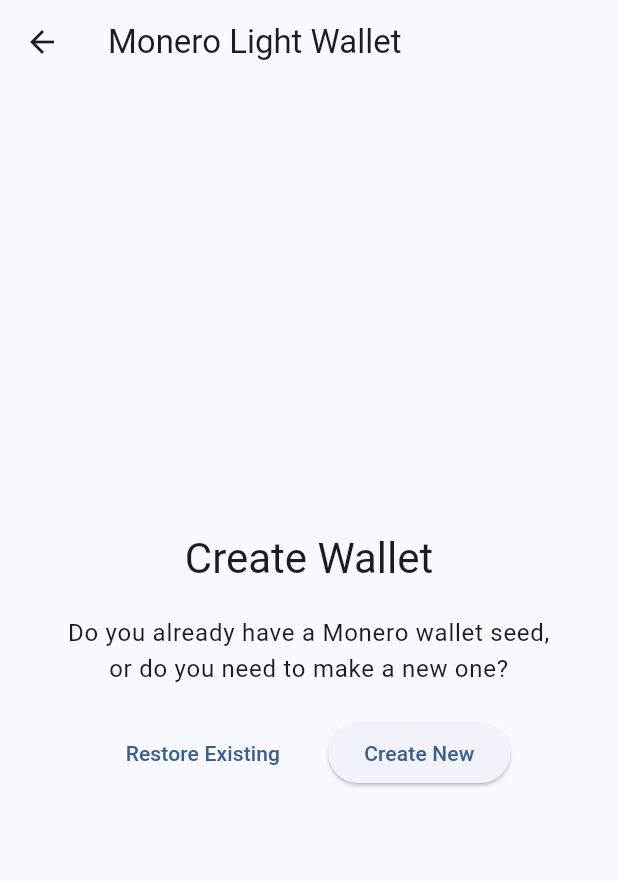
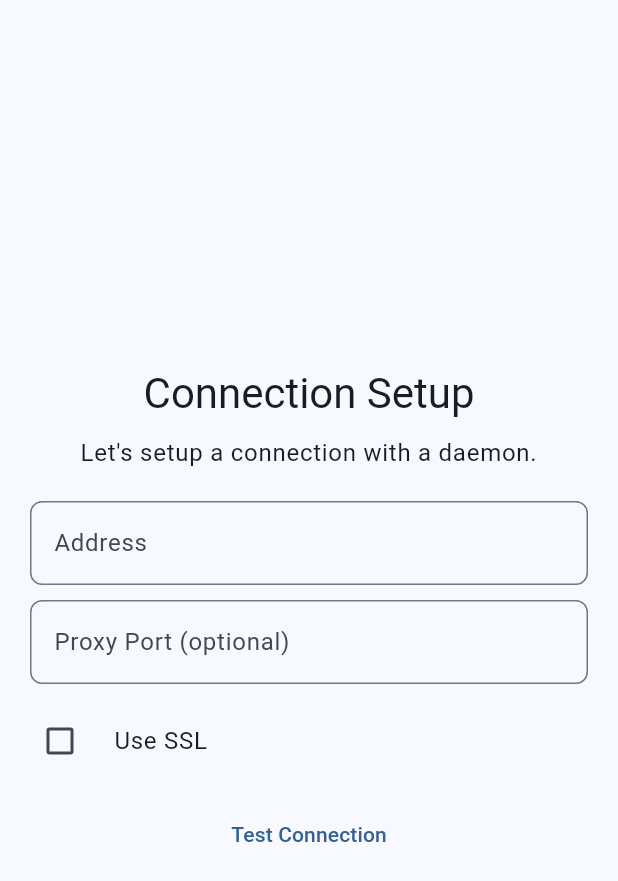
Before and after one commit to MAGICGrants/skylight-wallet, a Flutter app: the screen it shows after launch, after a tap on "Get Started", on a phone screen of 412 x 824 dp. Shown: the top 881 px of the screen. Run offline on Flutter 3.47's test engine with Material 3 defaults, Android fonts, the phone set to English and light mode, and no system bars; our stand-ins replace qr_flutter, share_plus, shared_preferences; missing offline and left inert: dart_date, monero; network calls fail.

Commit message:
Allow setting up connection with daemon and proxy

```diff
--- a/lib/main.dart
+++ b/lib/main.dart
@@ -1,5 +1,6 @@
 import 'package:flutter/material.dart';
 import 'package:monero_light_wallet/models/wallet_model.dart';
+import 'package:monero_light_wallet/screens/connection_details.dart';
 import 'package:monero_light_wallet/screens/receive.dart';
 import 'package:monero_light_wallet/screens/send.dart';
 import 'package:monero_light_wallet/screens/tx_details.dart';
@@ -33,6 +34,7 @@ class MyApp extends StatelessWidget {
       initialRoute: '/welcome',
       routes: {
         '/welcome': (context) => WelcomeScreen(),
+        '/connection_details': (context) => ConnectionDetailsScreen(),
         '/create_wallet': (context) => CreateWalletScreen(),
         '/restore_warning': (context) => RestoreWarningScreen(),
         '/restore_wallet': (context) => RestoreWalletScreen(),
--- a/lib/models/wallet_model.dart
+++ b/lib/models/wallet_model.dart
@@ -5,6 +5,7 @@ import 'package:flutter/foundation.dart';
 import 'package:monero_light_wallet/util/formatting.dart';
 import 'package:monero_light_wallet/util/wallet.dart';
 import 'package:monero/monero.dart' as monero;
+import 'package:shared_preferences/shared_preferences.dart';
 
 String generateHexString(int length) {
   final Random random = Random.secure();
@@ -50,6 +51,18 @@ class TxRecipient {
   TxRecipient(this.address, this.amount);
 }
 
+class DaemonConnectionDetails {
+  final String address;
+  final String proxyPort;
+  final bool useSsl;
+
+  DaemonConnectionDetails({
+    required this.address,
+    required this.proxyPort,
+    required this.useSsl,
+  });
+}
+
 class WalletModel with ChangeNotifier {
   final monero.WalletManager _walletManagerPtr =
       monero.WalletManagerFactory_getWalletManager();
@@ -57,11 +70,53 @@ class WalletModel with ChangeNotifier {
   late monero.wallet _walletPtr;
   late monero.Coins _coinsPtr;
   late monero.TransactionHistory _txHistoryPtr;
+  late String _connectionAddress;
+  late String _connectionProxyPort;
+  late bool _connectionUseSsl;
 
   monero.wallet get wallet => _walletPtr;
 
-  void _connectToDaemon() {
-    monero.Wallet_init(_walletPtr, daemonAddress: '192.168.255.114:18081');
+  Future persistCurrentConnection() async {
+    SharedPreferences prefs = await SharedPreferences.getInstance();
+    prefs.setString('connectionAddress', _connectionAddress);
+    prefs.setString('connectionProxyPort', _connectionProxyPort);
+    prefs.setBool('connectionUseSsl', _connectionUseSsl);
+  }
+
+  Future<DaemonConnectionDetails> getPersistedConnection() async {
+    SharedPreferences prefs = await SharedPreferences.getInstance();
+    return DaemonConnectionDetails(
+      address: prefs.getString('connectionAddress') ?? '',
+      proxyPort: prefs.getString('connectionProxyPort') ?? '',
+      useSsl: prefs.getBool('connectionUseSsl') ?? false,
+    );
+  }
+
+  Future loadPersistedConnection() async {
+    final connectionDetails = await getPersistedConnection();
+    setConnection(
+      connectionDetails.address,
+      connectionDetails.proxyPort,
+      connectionDetails.useSsl,
+    );
+  }
+
+  void setConnection(String address, String proxyPort, bool useSsl) {
+    _connectionAddress = address;
+    _connectionProxyPort = proxyPort;
+    _connectionUseSsl = useSsl;
+    notifyListeners();
+  }
+
+  void connectToDaemon() {
+    monero.Wallet_init(
+      _walletPtr,
+      daemonAddress: _connectionAddress,
+      proxyAddress: _connectionProxyPort != ''
+          ? '127.0.0.1:$_connectionProxyPort'
+          : '',
+      useSsl: _connectionUseSsl,
+    );
     monero.Wallet_setTrustedDaemon(_walletPtr, arg: true);
     monero.Wallet_connectToDaemon(_walletPtr);
   }
@@ -93,8 +148,6 @@ class WalletModel with ChangeNotifier {
     _txHistoryPtr = monero.Wallet_history(_walletPtr);
 
     store();
-    refresh();
-    _connectToDaemon();
     notifyListeners();
   }
 
@@ -110,8 +163,6 @@ class WalletModel with ChangeNotifier {
     _coinsPtr = monero.Wallet_coins(_walletPtr);
     _txHistoryPtr = monero.Wallet_history(_walletPtr);
 
-    _connectToDaemon();
-    refresh();
     notifyListeners();
   }
 
--- /dev/null
+++ b/lib/screens/connection_details.dart
@@ -0,0 +1,194 @@
+import 'dart:io';
+import 'package:flutter/material.dart';
+import 'package:flutter/services.dart';
+import 'package:monero_light_wallet/models/wallet_model.dart';
+import 'package:provider/provider.dart';
+
+class ConnectionDetailsScreen extends StatefulWidget {
+  const ConnectionDetailsScreen({super.key});
+
+  @override
+  State<ConnectionDetailsScreen> createState() =>
+      _ConnectionDetailsScreenState();
+}
+
+class _ConnectionDetailsScreenState extends State<ConnectionDetailsScreen> {
+  final TextEditingController _addressController = TextEditingController();
+  final TextEditingController _proxyPortController = TextEditingController();
+  bool _useSsl = false;
+  bool _hasTested = false;
+  bool _isLoading = false;
+  bool _connectionSuccess = false;
+
+  @override
+  void dispose() {
+    // Dispose the controllers when the widget is removed from the widget tree
+    _addressController.dispose();
+    super.dispose();
+  }
+
+  Future _testConnection() async {
+    final proto = _useSsl ? 'https' : 'http';
+    final daemonAddress = _addressController.text;
+    final proxyAddress = _proxyPortController.text;
+
+    setState(() {
+      _hasTested = true;
+    });
+
+    final url = '$proto://$daemonAddress/get_height';
+    HttpClient httpClient = HttpClient();
+
+    if (proxyAddress != '') {
+      httpClient = httpClient
+        ..findProxy = (uri) {
+          return "PROXY $proxyAddress";
+        };
+    }
+
+    try {
+      setState(() {
+        _isLoading = true;
+      });
+      final request = await httpClient.getUrl(Uri.parse(url));
+      final response = await request.close();
+
+      setState(() {
+        _connectionSuccess = response.statusCode == HttpStatus.ok;
+      });
+    } catch (e) {
+      setState(() {
+        _connectionSuccess = false;
+      });
+    } finally {
+      setState(() {
+        _isLoading = false;
+      });
+    }
+  }
+
+  void _saveConnection() {
+    final daemonAddress = _addressController.text;
+    final proxyAddress = _proxyPortController.text;
+
+    final wallet = Provider.of<WalletModel>(context, listen: false);
+    wallet.setConnection(daemonAddress, proxyAddress, _useSsl);
+    wallet.persistCurrentConnection();
+    Navigator.pushNamed(context, '/create_wallet');
+  }
+
+  @override
+  Widget build(BuildContext context) {
+    return Scaffold(
+      body: Center(
+        child: Padding(
+          padding: const EdgeInsets.all(20),
+          child: Column(
+            mainAxisAlignment: MainAxisAlignment.center,
+            spacing: 20,
+            children: [
+              Column(
+                spacing: 10,
+                children: [
+                  Text(
+                    'Connection Setup',
+                    style: Theme.of(context).textTheme.headlineMedium,
+                  ),
+                  Text(
+                    "Let's setup a connection with a daemon.",
+                    textAlign: TextAlign.center,
+                    style: Theme.of(context).textTheme.bodyLarge,
+                  ),
+                ],
+              ),
+              Column(
+                spacing: 10,
+                children: [
+                  TextFormField(
+                    controller: _addressController,
+                    decoration: InputDecoration(
+                      labelText: 'Address',
+                      hintText: 'e.g., 192.168.1.1 or example.com',
+                      border: OutlineInputBorder(
+                        borderRadius: BorderRadius.circular(8.0),
+                      ),
+                      suffixIcon: _hasTested && !_isLoading
+                          ? Icon(
+                              _connectionSuccess
+                                  ? Icons.check
+                                  : Icons.cancel_outlined,
+                            )
+                          : null,
+                      suffixIconColor: _connectionSuccess
+                          ? Colors.teal
+                          : Colors.red,
+                    ),
+                    keyboardType: TextInputType.url,
+                  ),
+                  TextFormField(
+                    controller: _proxyPortController,
+                    decoration: InputDecoration(
+                      labelText: 'Proxy Port (optional)',
+                      hintText: 'e.g. 4444 for I2P',
+                      border: OutlineInputBorder(
+                        borderRadius: BorderRadius.circular(8.0),
+                      ),
+                    ),
+                    keyboardType: TextInputType.number,
+                    inputFormatters: <TextInputFormatter>[
+                      FilteringTextInputFormatter.digitsOnly,
+                    ],
+                  ),
+                  CheckboxListTile(
+                    title: const Text('Use SSL'),
+                    value: _useSsl,
+                    onChanged: (bool? newValue) {
+                      setState(() {
+                        _useSsl = newValue ?? false;
+                      });
+                    },
+                    controlAffinity: ListTileControlAffinity.leading,
+                    contentPadding: EdgeInsets.zero,
+                  ),
+                  Row(
+                    mainAxisAlignment: MainAxisAlignment.center,
+                    spacing: 10,
+                    children: [
+                      TextButton(
+                        onPressed: () => _testConnection(),
+                        child: Stack(
+                          alignment: Alignment.center,
+                          children: [
+                            if (!_isLoading)
+                              AnimatedOpacity(
+                                opacity: _isLoading ? 0.0 : 1.0,
+                                duration: Duration(milliseconds: 300),
+                                child: Text('Test Connection'),
+                              ),
+                            if (_isLoading)
+                              SizedBox(
+                                width: 24,
+                                height: 24,
+                                child: CircularProgressIndicator(
+                                  strokeWidth: 2,
+                                ),
+                              ),
+                          ],
+                        ),
+                      ),
+                      if (_connectionSuccess)
+                        ElevatedButton(
+                          onPressed: _saveConnection,
+                          child: Text('Continue'),
+                        ),
+                    ],
+                  ),
+                ],
+              ),
+            ],
+          ),
+        ),
+      ),
+    );
+  }
+}
--- a/lib/screens/restore_wallet.dart
+++ b/lib/screens/restore_wallet.dart
@@ -83,8 +83,7 @@ class _RestoreWalletScreenState extends State<RestoreWalletScreen> {
                 ElevatedButton(
                   onPressed: () async {
                     await wallet.restoreFromMnemonic(_mnemonic, _restoreHeight);
-                    // await wallet.openExistingWallet();
-                    Navigator.pushNamed(context, '/wallet_home');
+                    Navigator.pushReplacementNamed(context, '/wallet_home');
                   },
                   child: const Text('Restore'),
                 ),
--- a/lib/screens/welcome.dart
+++ b/lib/screens/welcome.dart
@@ -22,7 +22,8 @@ class _WalletHomeScreenState extends State<WelcomeScreen> {
     final wallet = Provider.of<WalletModel>(context, listen: false);
 
     if (await wallet.hasExistingWallet()) {
-      wallet.openExisting();
+      await wallet.openExisting();
+      await wallet.loadPersistedConnection();
       Navigator.pushReplacementNamed(context, '/wallet_home');
     }
   }
@@ -46,7 +47,8 @@ class _WalletHomeScreenState extends State<WelcomeScreen> {
               ),
             ),
             ElevatedButton(
-              onPressed: () => Navigator.pushNamed(context, '/create_wallet'),
+              onPressed: () =>
+                  Navigator.pushNamed(context, '/connection_details'),
               child: const Text('Get Started'),
             ),
           ],
--- a/pubspec.yaml
+++ b/pubspec.yaml
@@ -47,6 +47,8 @@ dependencies:
   qr_flutter: ^4.1.0
   share_plus: ^11.0.0
   intl: ^0.20.2
+  shared_preferences: ^2.5.3
+  http: ^1.4.0
 
 dev_dependencies:
   flutter_test:
```
Also changed, not shown: lib/screens/wallet_home.dart (+7 -0 lines), pubspec.lock, 1 other file.
